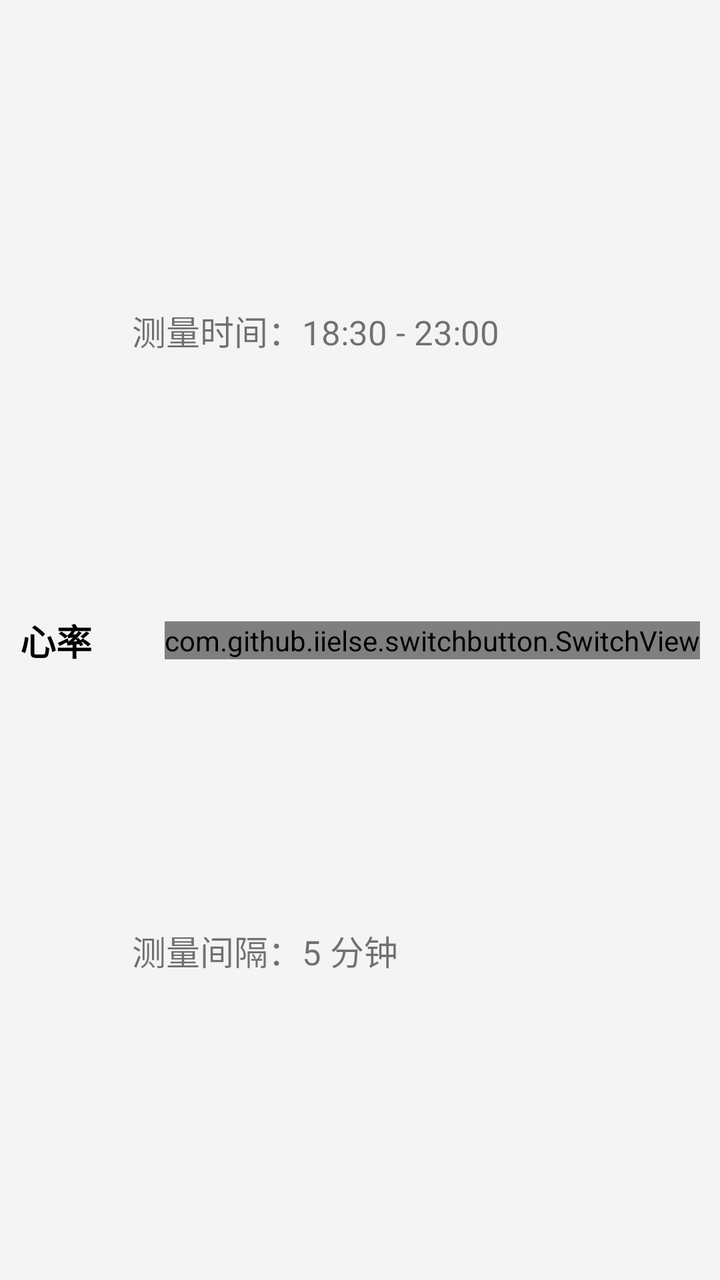
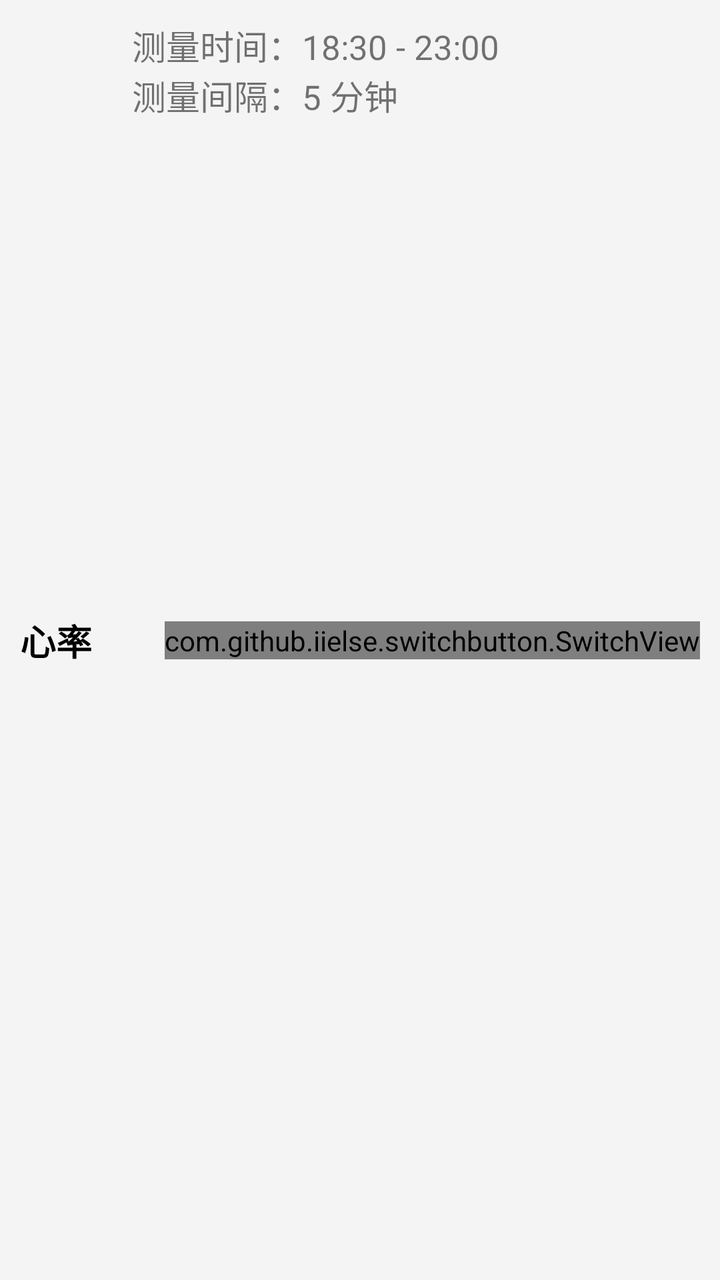

An Android layout rendered at two revisions. The XML below is the earlier revision; the diff shows what the commit changed to produce the second picture.
<!-- AndroidManifest.xml: application theme AppTheme -->
<!-- res/layout/item_auto_measure.xml -->
<?xml version="1.0" encoding="utf-8"?>
<androidx.constraintlayout.widget.ConstraintLayout xmlns:android="http://schemas.android.com/apk/res/android"
    xmlns:app="http://schemas.android.com/apk/res-auto"
    android:padding="10dp"
    android:layout_width="match_parent"
    android:background="#89f0f0f0"
    android:layout_height="80dp">

    <TextView
        android:id="@+id/tvAutoMeasureName"
        app:layout_constraintTop_toTopOf="parent"
        app:layout_constraintBottom_toBottomOf="parent"
        app:layout_constraintStart_toStartOf="parent"
        android:text="心率"
        android:textStyle="bold"
        android:textSize="18sp"
        android:textColor="#000"
        android:layout_width="wrap_content"
        android:layout_height="wrap_content"/>

    <TextView
        android:id="@+id/tvMeasureTime"
        app:layout_constraintStart_toEndOf="@id/tvAutoMeasureName"
        app:layout_constraintTop_toTopOf="parent"
        app:layout_constraintBottom_toTopOf="@id/glCenter"
        android:text="测量时间：18:30 - 23:00"
        android:layout_marginStart="20dp"
        android:textSize="17sp"
        android:layout_width="wrap_content"
        android:layout_height="wrap_content"/>

    <TextView
        android:id="@+id/tvMeasureInterval"
        app:layout_constraintStart_toEndOf="@id/tvAutoMeasureName"
        app:layout_constraintTop_toBottomOf="@id/glCenter"
        app:layout_constraintBottom_toBottomOf="parent"
        android:text="测量间隔：5 分钟"
        android:layout_marginStart="20dp"
        android:textSize="17sp"
        android:layout_width="wrap_content"
        android:layout_height="wrap_content"/>


    <androidx.constraintlayout.widget.Guideline
        android:id="@+id/glCenter"
        app:layout_constraintTop_toTopOf="parent"
        app:layout_constraintBottom_toBottomOf="parent"
        android:layout_width="match_parent"
        android:layout_height="wrap_content"
        android:orientation="horizontal"
        app:layout_constraintGuide_percent="0.5" />

    <com.github.iielse.switchbutton.SwitchView
        android:id="@+id/sv"
        android:layout_height="wrap_content"
        android:layout_width="wrap_content"
        app:layout_constraintEnd_toEndOf="parent"
        app:layout_constraintTop_toTopOf="parent"
        app:layout_constraintBottom_toBottomOf="parent" />

</androidx.constraintlayout.widget.ConstraintLayout>
<!-- resources referenced by this layout -->
<resources>
  <style name="AppTheme" parent="Theme.AppCompat.Light.NoActionBar">
          
          <item name="colorPrimary">@color/colorPrimary</item>
          <item name="colorPrimaryDark">@color/colorPrimaryDark</item>
          <item name="colorAccent">@color/colorAccent</item>
          
          <item name="android:windowDrawsSystemBarBackgrounds">false</item>
          <item name="android:fitsSystemWindows">true</item>
  
          
          <item name="android:statusBarColor">@color/colorPrimaryDark</item>
  
          
          <item name="android:windowLightStatusBar">true</item>
  
      </style>
  <color name="colorPrimary">#3F51B5</color>
  <color name="colorPrimaryDark">#303F9F</color>
  <color name="colorAccent">#FF4081</color>
</resources>

<!-- the commit's change to res/layout/item_auto_measure.xml (unified diff, before → after) -->
@@ -4,7 +4,7 @@
     android:padding="10dp"
     android:layout_width="match_parent"
     android:background="#89f0f0f0"
-    android:layout_height="80dp">
+    android:layout_height="wrap_content">
 
     <TextView
         android:id="@+id/tvAutoMeasureName"
@@ -22,7 +22,6 @@
         android:id="@+id/tvMeasureTime"
         app:layout_constraintStart_toEndOf="@id/tvAutoMeasureName"
         app:layout_constraintTop_toTopOf="parent"
-        app:layout_constraintBottom_toTopOf="@id/glCenter"
         android:text="测量时间：18:30 - 23:00"
         android:layout_marginStart="20dp"
         android:textSize="17sp"
@@ -32,8 +31,7 @@
     <TextView
         android:id="@+id/tvMeasureInterval"
         app:layout_constraintStart_toEndOf="@id/tvAutoMeasureName"
-        app:layout_constraintTop_toBottomOf="@id/glCenter"
-        app:layout_constraintBottom_toBottomOf="parent"
+        app:layout_constraintTop_toBottomOf="@id/tvMeasureTime"
         android:text="测量间隔：5 分钟"
         android:layout_marginStart="20dp"
         android:textSize="17sp"
@@ -41,14 +39,6 @@
         android:layout_height="wrap_content"/>
 
 
-    <androidx.constraintlayout.widget.Guideline
-        android:id="@+id/glCenter"
-        app:layout_constraintTop_toTopOf="parent"
-        app:layout_constraintBottom_toBottomOf="parent"
-        android:layout_width="match_parent"
-        android:layout_height="wrap_content"
-        android:orientation="horizontal"
-        app:layout_constraintGuide_percent="0.5" />
 
     <com.github.iielse.switchbutton.SwitchView
         android:id="@+id/sv"
@@ -58,4 +48,28 @@
         app:layout_constraintTop_toTopOf="parent"
         app:layout_constraintBottom_toBottomOf="parent" />
 
+    <LinearLayout
+        android:id="@+id/llLowOxygen"
+        android:layout_width="wrap_content"
+        android:layout_height="wrap_content"
+        android:orientation="horizontal"
+        android:gravity="center_vertical"
+        android:visibility="gone"
+        app:layout_constraintStart_toStartOf="@id/tvMeasureInterval"
+        app:layout_constraintTop_toBottomOf="@id/tvMeasureInterval">
+
+        <TextView
+            android:layout_width="wrap_content"
+            android:layout_height="wrap_content"
+            android:text="低氧提醒"
+            android:textSize="14sp"
+            android:textColor="#000" />
+
+        <com.github.iielse.switchbutton.SwitchView
+            android:id="@+id/svLowOxygen"
+            android:layout_width="wrap_content"
+            android:layout_height="wrap_content"
+            android:layout_marginStart="4dp" />
+    </LinearLayout>
+
 </androidx.constraintlayout.widget.ConstraintLayout>
